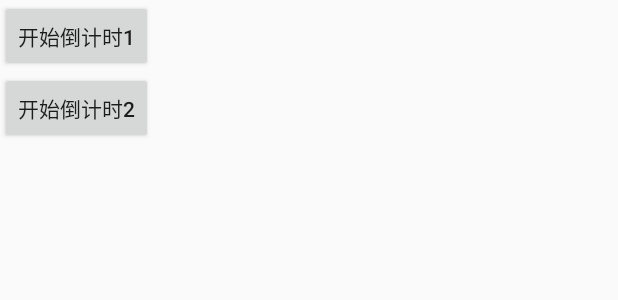
After one commit to jyfree/YFramework, an Android app: the layout simple_timer_activity.xml on its own in the app's theme, with its tools: preview values and no code run, on a phone screen of 412 x 824 dp. The commit adds this screen. Shown: the top 300 px of the screen. Run offline under Robolectric (Android 15) with nearby library versions, the phone set to English and light mode, and no system bars.

Commit message:
新增倒计时帮助类CountDownTimerHelper

```diff
--- a/app/src/main/AndroidManifest.xml
+++ b/app/src/main/AndroidManifest.xml
@@ -73,6 +73,10 @@
 
         <activity
             android:name=".simple.social.LoginSimpleActivity"
+            android:screenOrientation="portrait" />
+
+        <activity
+            android:name=".simple.timer.TimerSimpleActivity"
             android:screenOrientation="portrait" />
         <!--**********************************************************************-->
 
--- a/app/src/main/java/jy/cn/com/yframework/MainActivity.kt
+++ b/app/src/main/java/jy/cn/com/yframework/MainActivity.kt
@@ -17,6 +17,7 @@ import jy.cn.com.yframework.simple.social.LoginSimpleActivity
 import jy.cn.com.yframework.simple.social.PaySimpleActivity
 import jy.cn.com.yframework.simple.social.ShareSimpleActivity
 import jy.cn.com.yframework.simple.thread.ThreadSimpleActivity
+import jy.cn.com.yframework.simple.timer.TimerSimpleActivity
 import jy.cn.com.ylibrary.base.BaseActivity
 import jy.cn.com.ylibrary.cmd.CMDMessage
 import jy.cn.com.ylibrary.cmd.CMDReceiverListener
@@ -58,6 +59,7 @@ class MainActivity : BaseActivity() {
             R.id.go_share -> ShareSimpleActivity.startAct(this)
             R.id.go_login -> LoginSimpleActivity.startAct(this)
             R.id.go_pay -> PaySimpleActivity.startAct(this)
+            R.id.go_timer -> TimerSimpleActivity.startAct(this)
         }
     }
 
--- /dev/null
+++ b/app/src/main/res/layout/simple_timer_activity.xml
@@ -0,0 +1,41 @@
+<?xml version="1.0" encoding="utf-8"?>
+<LinearLayout xmlns:android="http://schemas.android.com/apk/res/android"
+    android:layout_width="match_parent"
+    android:layout_height="match_parent"
+    android:orientation="vertical">
+
+
+    <Button
+        android:id="@+id/btn_start1"
+        android:layout_width="wrap_content"
+        android:layout_height="wrap_content"
+        android:onClick="onClickTimer"
+        android:text="开始倒计时1" />
+
+    <Button
+        android:id="@+id/btn_start2"
+        android:layout_width="wrap_content"
+        android:layout_height="wrap_content"
+        android:onClick="onClickTimer"
+        android:text="开始倒计时2" />
+
+    <TextView
+        android:id="@+id/tv_timer1"
+        android:layout_width="match_parent"
+        android:layout_height="wrap_content"
+        android:gravity="center"
+        android:text=""
+        android:textColor="#ff0000"
+        android:textSize="36sp" />
+
+
+    <TextView
+        android:id="@+id/tv_timer2"
+        android:layout_width="match_parent"
+        android:layout_height="wrap_content"
+        android:gravity="center"
+        android:text=""
+        android:textColor="#00ff00"
+        android:textSize="36sp" />
+
+</LinearLayout>
```
Also changed, not shown: app/src/main/java/jy/cn/com/yframework/simple/timer/TimerSimpleActivity.kt (added, +75 -0 lines), app/src/main/res/layout/activity_main.xml (+7 -0 lines), ylibrary/src/main/java/jy/cn/com/ylibrary/helper/CountDownTimerHelper.kt (added, +157 -0 lines).
